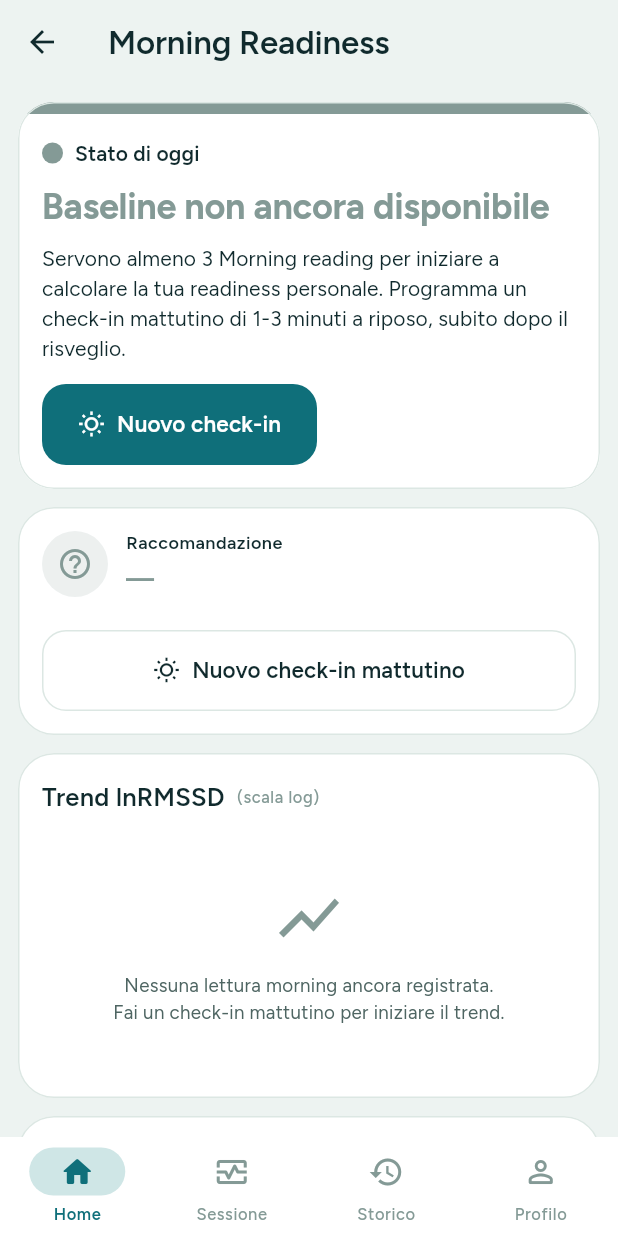
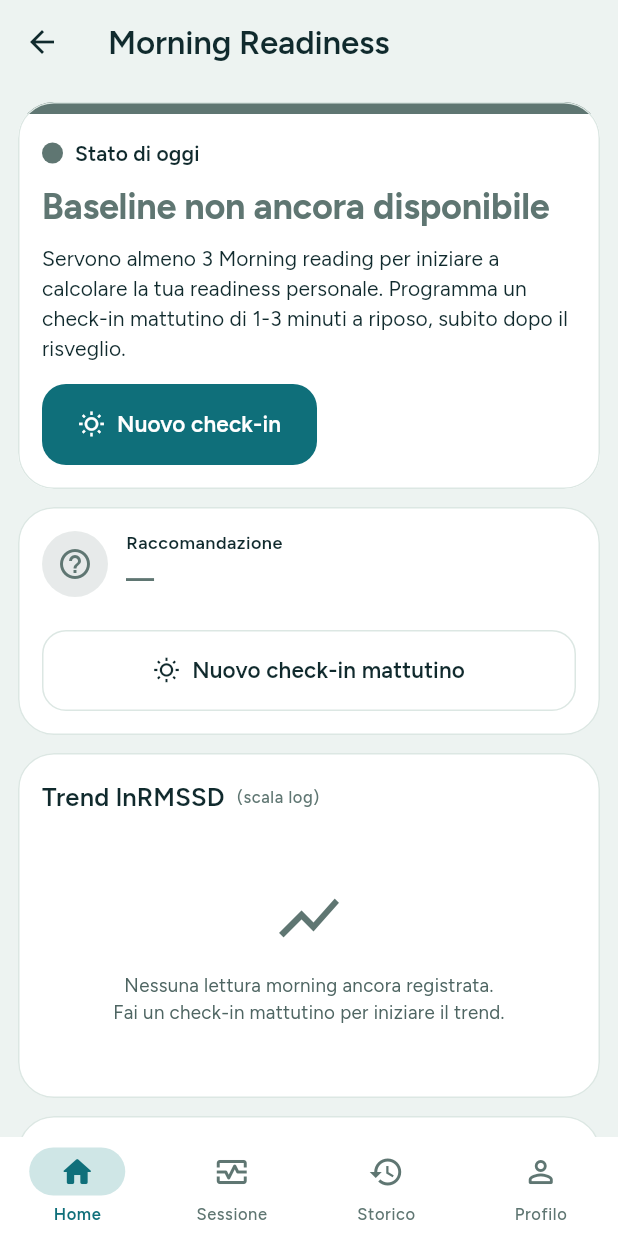
Before and after one commit to predamatteo/hrv_trainer, a Flutter app: the ReadinessScreen screen opened by its route, on a phone screen of 412 x 824 dp. Run offline on Flutter 3.47's test engine with Material 3 defaults, Android fonts, the phone set to English and light mode, and no system bars; our stand-ins replace file_picker, fl_chart, flutter_blue_plus, flutter_local_notifications, flutter_riverpod, flutter_timezone and 8 more; accounts and stored records are empty.

Commit message:
Porta il token `faint` a contrasto WCAG AA in entrambi i temi
faint era #849A96, ~2.98:1 su surface bianco: sotto sia 4.5:1 (testo normale)
sia 3:1 (UI/testo grande). Non e` decorativo — alimenta icone ED etichette non
selezionate della NavigationBar piu` decine di micro-testi (unita` bpm/ms, hint,
didascalie 11-12px). Anche il faint scuro (#6B8480, ~4.10:1) era borderline.

- light: #849A96 -> #5F7672 (~4.86:1 su bianco)
- dark:  #6B8480 -> #748D89 (~4.63:1 su surface scuro)

Entrambi restano piu` tenui di `dim`, preservando la gerarchia testo > dim >
faint; un solo valore-token sistema nav e micro-testi ovunque.

Co-Authored-By: Claude Opus 4.8 (1M context) <noreply@anthropic.com>

```diff
--- a/hrv_trainer/lib/core/theme/app_tokens.dart
+++ b/hrv_trainer/lib/core/theme/app_tokens.dart
@@ -107,7 +107,10 @@ class AppTokens extends ThemeExtension<AppTokens> {
     tonal2: Color(0xFFD6E3DF),
     text: Color(0xFF102A2D),
     dim: Color(0xFF4E6562),
-    faint: Color(0xFF849A96),
+    // faint: scurito da #849A96 (~2.98:1, sotto AA) a ~4.86:1 su surface bianco,
+    // così le label non selezionate della bottom-nav e i micro-testi (unità,
+    // hint) passano WCAG 1.4.3 restando più tenui di `dim`.
+    faint: Color(0xFF5F7672),
     primary: Color(0xFF0F6F7A),
     onPrimary: Color(0xFFFFFFFF),
     primaryTonal: Color(0xFFCFE6E6),
@@ -133,7 +136,9 @@ class AppTokens extends ThemeExtension<AppTokens> {
     tonal2: Color(0xFF1C383F),
     text: Color(0xFFE8F0EE),
     dim: Color(0xFF9CB2AF),
-    faint: Color(0xFF6B8480),
+    // faint: schiarito da #6B8480 (~4.10:1, borderline) a ~4.63:1 su surface
+    // scuro per passare AA, restando più tenue di `dim`.
+    faint: Color(0xFF748D89),
     primary: Color(0xFF54B9C4),
     onPrimary: Color(0xFF04222A),
     primaryTonal: Color(0xFF123A40),
```
